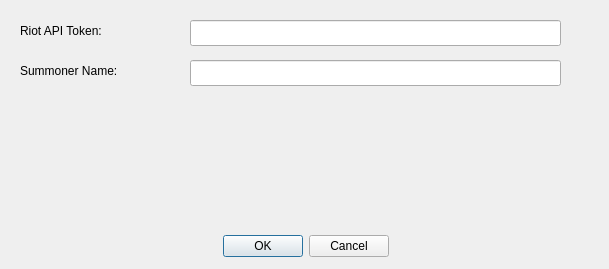
The window that riotapiloginscreen.ui (moevm/gui-1h2018-20) describes before a commit, drawn with Qt 5.
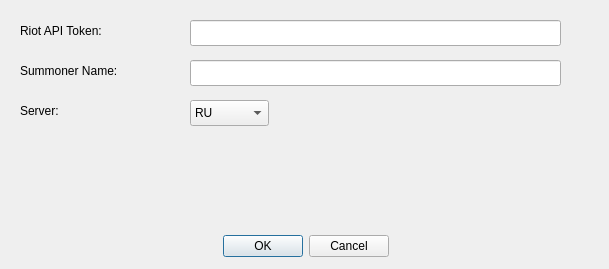
The same window after the commit.

```diff
--- a/riotapiloginscreen.ui
+++ b/riotapiloginscreen.ui
@@ -78,6 +78,70 @@
     <string>Summoner Name:</string>
    </property>
   </widget>
+  <widget class="QComboBox" name="serverComboBox">
+   <property name="geometry">
+    <rect>
+     <x>190</x>
+     <y>100</y>
+     <width>79</width>
+     <height>26</height>
+    </rect>
+   </property>
+   <property name="editable">
+    <bool>false</bool>
+   </property>
+   <property name="currentText">
+    <string>RU</string>
+   </property>
+   <item>
+    <property name="text">
+     <string>RU</string>
+    </property>
+   </item>
+   <item>
+    <property name="text">
+     <string>NA</string>
+    </property>
+   </item>
+   <item>
+    <property name="text">
+     <string>EUW</string>
+    </property>
+   </item>
+   <item>
+    <property name="text">
+     <string>EUNE</string>
+    </property>
+   </item>
+   <item>
+    <property name="text">
+     <string>BR</string>
+    </property>
+   </item>
+   <item>
+    <property name="text">
+     <string>KR</string>
+    </property>
+   </item>
+   <item>
+    <property name="text">
+     <string/>
+    </property>
+   </item>
+  </widget>
+  <widget class="QLabel" name="label_3">
+   <property name="geometry">
+    <rect>
+     <x>20</x>
+     <y>100</y>
+     <width>121</width>
+     <height>21</height>
+    </rect>
+   </property>
+   <property name="text">
+    <string>Server:</string>
+   </property>
+  </widget>
  </widget>
  <resources/>
  <connections>
```
